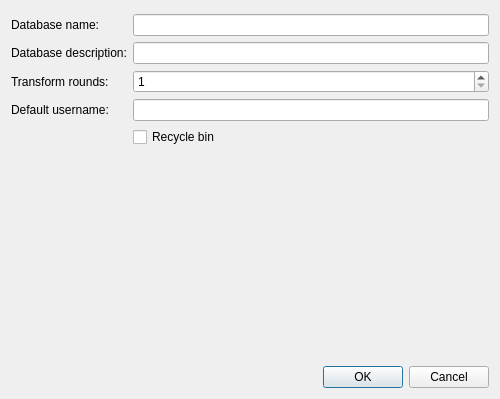
Old version of the form src/gui/DatabaseSettingsWidget.ui in the repository danilovsergei/keepassx-gdrive.
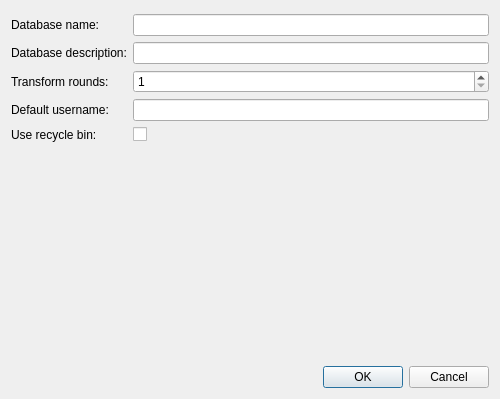
New version of the form.

Commit message: Move recycle bin checkbox to the left side.

Patch:
```diff
--- a/src/gui/DatabaseSettingsWidget.ui
+++ b/src/gui/DatabaseSettingsWidget.ui
@@ -75,13 +75,6 @@
        </property>
       </widget>
      </item>
-     <item row="5" column="1">
-      <widget class="QCheckBox" name="recycleBinEnabledCheckBox">
-       <property name="text">
-        <string>Recycle bin</string>
-       </property>
-      </widget>
-     </item>
      <item row="4" column="1">
       <widget class="QLineEdit" name="defaultUsernameEdit">
        <property name="enabled">
@@ -96,6 +89,16 @@
        </property>
       </widget>
      </item>
+     <item row="5" column="1">
+      <widget class="QCheckBox" name="recycleBinEnabledCheckBox"/>
+     </item>
+     <item row="5" column="0">
+      <widget class="QLabel" name="label">
+       <property name="text">
+        <string>Use recycle bin:</string>
+       </property>
+      </widget>
+     </item>
     </layout>
    </item>
    <item>
```
